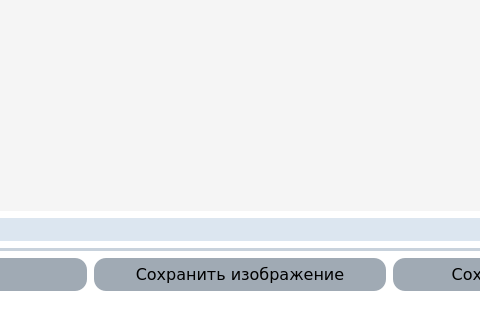
Old version of the form index.ui in the repository Azzer8/LocMap; both pictures show x 211 to 691 and y 400 to 720 of the 1200 by 720 pixel window.
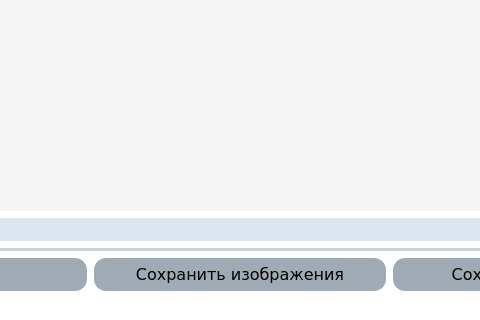
New version of the form. Icons and pictures are not drawn.

What changed in the file:
```diff
--- a/index.ui
+++ b/index.ui
@@ -490,7 +490,7 @@
 }</string>
         </property>
         <property name="text">
-         <string>Сохранить изображение</string>
+         <string>Сохранить изображения</string>
         </property>
        </widget>
       </item>
```
